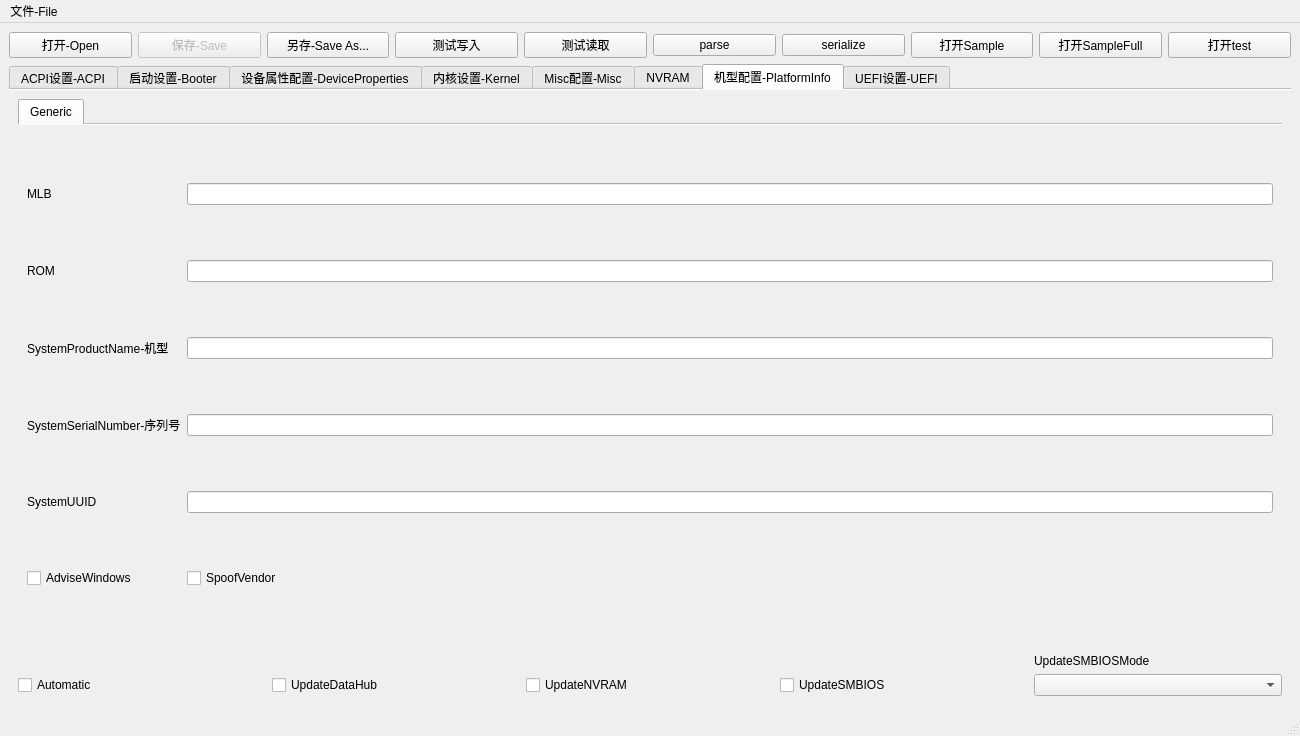
The window that mainwindow.ui (ic005k/OCAuxiliaryTools) describes before a commit, drawn with Qt 5.
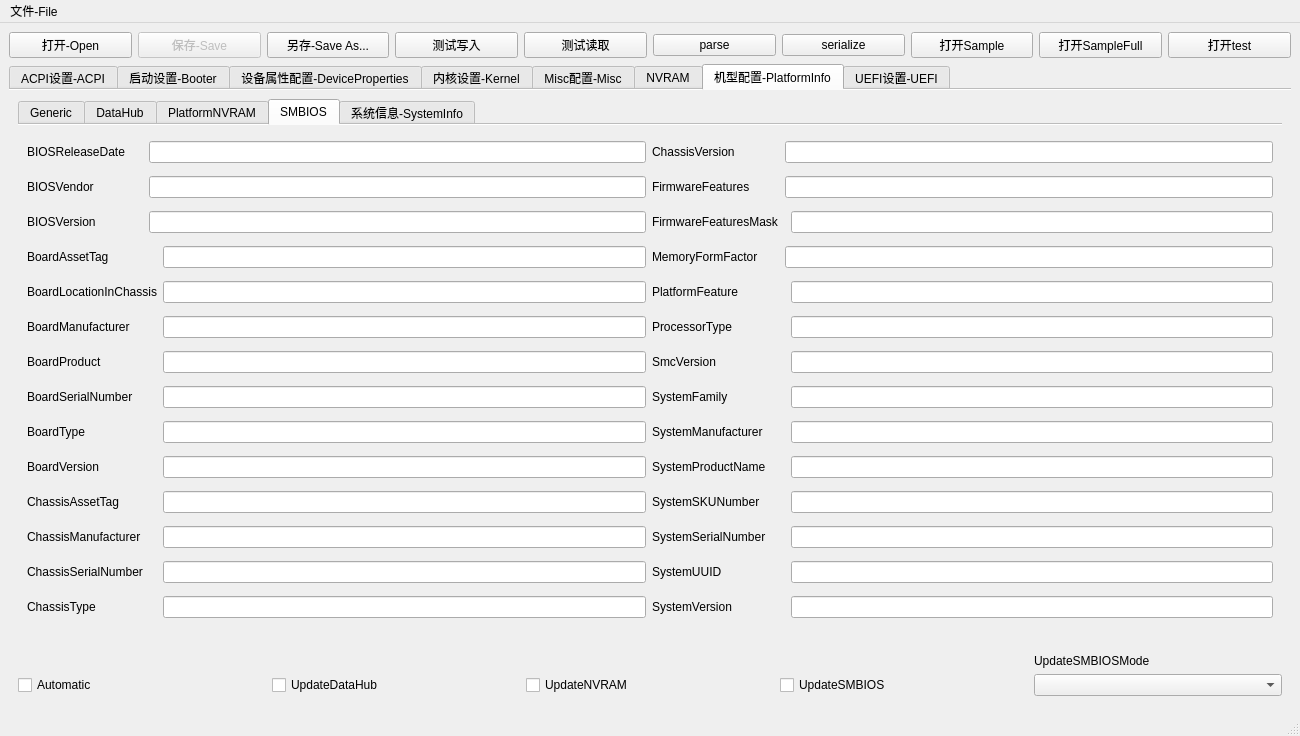
The same window after the commit. The open tabs and pages were chosen to show the change. Icons and pictures are not drawn.

The edit to the form file:
```diff
--- a/mainwindow.ui
+++ b/mainwindow.ui
@@ -1741,55 +1741,69 @@
            </attribute>
            <layout class="QGridLayout" name="gridLayout_26">
             <item row="0" column="0">
-             <widget class="QLabel" name="label_17">
-              <property name="text">
-               <string>MLB</string>
-              </property>
-             </widget>
-            </item>
-            <item row="0" column="1">
-             <widget class="QLineEdit" name="editMLB"/>
-            </item>
-            <item row="1" column="0">
-             <widget class="QLabel" name="label_20">
-              <property name="text">
-               <string>ROM</string>
-              </property>
-             </widget>
-            </item>
-            <item row="1" column="1">
-             <widget class="QLineEdit" name="editROM"/>
-            </item>
-            <item row="2" column="0">
              <widget class="QLabel" name="label_18">
               <property name="text">
                <string>SystemProductName-机型</string>
               </property>
              </widget>
             </item>
-            <item row="2" column="1">
-             <widget class="QLineEdit" name="editSystemProductName"/>
+            <item row="0" column="1">
+             <widget class="QComboBox" name="cboxSystemProductName"/>
             </item>
-            <item row="3" column="0">
+            <item row="0" column="2">
+             <widget class="QPushButton" name="btnGenerate">
+              <property name="text">
+               <string>生成-Generate</string>
+              </property>
+             </widget>
+            </item>
+            <item row="1" column="0">
              <widget class="QLabel" name="label_19">
               <property name="text">
                <string>SystemSerialNumber-序列号</string>
               </property>
              </widget>
             </item>
-            <item row="3" column="1">
+            <item row="1" column="1">
              <widget class="QLineEdit" name="editSystemSerialNumber"/>
             </item>
-            <item row="4" column="0">
+            <item row="2" column="0">
+             <widget class="QLabel" name="label_17">
+              <property name="text">
+               <string>MLB</string>
+              </property>
+             </widget>
+            </item>
+            <item row="2" column="1">
+             <widget class="QLineEdit" name="editMLB"/>
+            </item>
+            <item row="3" column="0">
              <widget class="QLabel" name="label_21">
               <property name="text">
                <string>SystemUUID</string>
               </property>
              </widget>
             </item>
-            <item row="4" column="1">
+            <item row="3" column="1">
              <widget class="QLineEdit" name="editSystemUUID"/>
             </item>
+            <item row="3" column="2">
+             <widget class="QPushButton" name="btnSystemUUID">
+              <property name="text">
+               <string>生成-Generate</string>
+              </property>
+             </widget>
+            </item>
+            <item row="4" column="0">
+             <widget class="QLabel" name="label_20">
+              <property name="text">
+               <string>ROM</string>
+              </property>
+             </widget>
+            </item>
+            <item row="4" column="1">
+             <widget class="QLineEdit" name="editROM"/>
+            </item>
             <item row="5" column="0">
              <widget class="QCheckBox" name="chkAdviseWindows">
               <property name="text">
@@ -1806,6 +1820,511 @@
             </item>
            </layout>
           </widget>
+          <widget class="QWidget" name="tab_32">
+           <attribute name="title">
+            <string>DataHub</string>
+           </attribute>
+           <layout class="QGridLayout" name="gridLayout_39">
+            <item row="0" column="0">
+             <widget class="QLabel" name="label_46">
+              <property name="text">
+               <string>ARTFrequency</string>
+              </property>
+             </widget>
+            </item>
+            <item row="0" column="1">
+             <widget class="QLineEdit" name="editARTFrequency"/>
+            </item>
+            <item row="1" column="0">
+             <widget class="QLabel" name="label_47">
+              <property name="text">
+               <string>BoardProduct</string>
+              </property>
+             </widget>
+            </item>
+            <item row="1" column="1">
+             <widget class="QLineEdit" name="editBoardProduct"/>
+            </item>
+            <item row="2" column="0">
+             <widget class="QLabel" name="label_48">
+              <property name="text">
+               <string>BoardRevision</string>
+              </property>
+             </widget>
+            </item>
+            <item row="2" column="1">
+             <widget class="QLineEdit" name="editBoardRevision"/>
+            </item>
+            <item row="3" column="0">
+             <widget class="QLabel" name="label_49">
+              <property name="text">
+               <string>DevicePathsSupported</string>
+              </property>
+             </widget>
+            </item>
+            <item row="3" column="1">
+             <widget class="QLineEdit" name="editDevicePathsSupported"/>
+            </item>
+            <item row="4" column="0">
+             <widget class="QLabel" name="label_50">
+              <property name="text">
+               <string>FSBFrequency</string>
+              </property>
+             </widget>
+            </item>
+            <item row="4" column="1">
+             <widget class="QLineEdit" name="editFSBFrequency"/>
+            </item>
+            <item row="5" column="0">
+             <widget class="QLabel" name="label_51">
+              <property name="text">
+               <string>InitialTSC</string>
+              </property>
+             </widget>
+            </item>
+            <item row="5" column="1">
+             <widget class="QLineEdit" name="editInitialTSC"/>
+            </item>
+            <item row="6" column="0">
+             <widget class="QLabel" name="label_52">
+              <property name="text">
+               <string>PlatformName</string>
+              </property>
+             </widget>
+            </item>
+            <item row="6" column="1">
+             <widget class="QLineEdit" name="editPlatformName"/>
+            </item>
+            <item row="7" column="0">
+             <widget class="QLabel" name="label_53">
+              <property name="text">
+               <string>SmcBranch</string>
+              </property>
+             </widget>
+            </item>
+            <item row="7" column="1">
+             <widget class="QLineEdit" name="editSmcBranch"/>
+            </item>
+            <item row="8" column="0">
+             <widget class="QLabel" name="label_54">
+              <property name="text">
+               <string>SmcPlatform</string>
+              </property>
+             </widget>
+            </item>
+            <item row="8" column="1">
+             <widget class="QLineEdit" name="editSmcPlatform"/>
+            </item>
+            <item row="9" column="0">
+             <widget class="QLabel" name="label_55">
+              <property name="text">
+               <string>SmcRevision</string>
+              </property>
+             </widget>
+            </item>
+            <item row="9" column="1">
+             <widget class="QLineEdit" name="editSmcRevision"/>
+            </item>
+            <item row="10" column="0">
+             <widget class="QLabel" name="label_56">
+              <property name="text">
+               <string>StartupPowerEvents</string>
+              </property>
+             </widget>
+            </item>
+            <item row="10" column="1">
+             <widget class="QLineEdit" name="editStartupPowerEvents"/>
+            </item>
+            <item row="11" column="0">
+             <widget class="QLabel" name="label_57">
+              <property name="text">
+               <string>SystemProductName</string>
+              </property>
+             </widget>
+            </item>
+            <item row="11" column="1">
+             <widget class="QLineEdit" name="editSystemProductName"/>
+            </item>
+            <item row="12" column="0">
+             <widget class="QLabel" name="label_58">
+              <property name="text">
+               <string>SystemSerialNumber</string>
+              </property>
+             </widget>
+            </item>
+            <item row="12" column="1">
+             <widget class="QLineEdit" name="editSystemSerialNumber_data"/>
+            </item>
+            <item row="13" column="0">
+             <widget class="QLabel" name="label_59">
+              <property name="text">
+               <string>SystemUUID</string>
+              </property>
+             </widget>
+            </item>
+            <item row="13" column="1">
+             <widget class="QLineEdit" name="editSystemUUID_data"/>
+            </item>
+           </layout>
+          </widget>
+          <widget class="QWidget" name="tab_33">
+           <attribute name="title">
+            <string>PlatformNVRAM</string>
+           </attribute>
+           <layout class="QGridLayout" name="gridLayout_40">
+            <item row="0" column="0">
+             <widget class="QLabel" name="label_60">
+              <property name="text">
+               <string>BID</string>
+              </property>
+             </widget>
+            </item>
+            <item row="0" column="1">
+             <widget class="QLineEdit" name="editBID"/>
+            </item>
+            <item row="1" column="0">
+             <widget class="QLabel" name="label_61">
+              <property name="text">
+               <string>FirmwareFeatures</string>
+              </property>
+             </widget>
+            </item>
+            <item row="1" column="1">
+             <widget class="QLineEdit" name="editFirmwareFeatures"/>
+            </item>
+            <item row="2" column="0">
+             <widget class="QLabel" name="label_62">
+              <property name="text">
+               <string>FirmwareFeaturesMask</string>
+              </property>
+             </widget>
+            </item>
+            <item row="2" column="1">
+             <widget class="QLineEdit" name="editFirmwareFeaturesMask"/>
+            </item>
+            <item row="3" column="0">
+             <widget class="QLabel" name="label_63">
+              <property name="text">
+               <string>MLB</string>
+              </property>
+             </widget>
+            </item>
+            <item row="3" column="1">
+             <widget class="QLineEdit" name="editMLB_2"/>
+            </item>
+            <item row="4" column="0">
+             <widget class="QLabel" name="label_64">
+              <property name="text">
+               <string>ROM</string>
+              </property>
+             </widget>
+            </item>
+            <item row="4" column="1">
+             <widget class="QLineEdit" name="editROM_2"/>
+            </item>
+           </layout>
+          </widget>
+          <widget class="QWidget" name="tab_34">
+           <attribute name="title">
+            <string>SMBIOS</string>
+           </attribute>
+           <layout class="QGridLayout" name="gridLayout_41">
+            <item row="0" column="0">
+             <widget class="QLabel" name="label_65">
+              <property name="text">
+               <string>BIOSReleaseDate</string>
+              </property>
+             </widget>
+            </item>
+            <item row="0" column="1" colspan="2">
+             <widget class="QLineEdit" name="editBIOSReleaseDate"/>
+            </item>
+            <item row="0" column="3">
+             <widget class="QLabel" name="label_66">
+              <property name="text">
+               <string>ChassisVersion</string>
+              </property>
+             </widget>
+            </item>
+            <item row="0" column="4" colspan="2">
+             <widget class="QLineEdit" name="editChassisVersion"/>
+            </item>
+            <item row="1" column="0">
+             <widget class="QLabel" name="label_67">
+              <property name="text">
+               <string>BIOSVendor</string>
+              </property>
+             </widget>
+            </item>
+            <item row="1" column="1" colspan="2">
+             <widget class="QLineEdit" name="editBIOSVendor"/>
+            </item>
+            <item row="1" column="3">
+             <widget class="QLabel" name="label_68">
+              <property name="text">
+               <string>FirmwareFeatures</string>
+              </property>
+             </widget>
+            </item>
+            <item row="1" column="4" colspan="2">
+             <widget class="QLineEdit" name="editFirmwareFeatures_2"/>
+            </item>
+            <item row="2" column="0">
+             <widget class="QLabel" name="label_69">
+              <property name="text">
+               <string>BIOSVersion</string>
+              </property>
+             </widget>
+            </item>
+            <item row="2" column="1" colspan="2">
+             <widget class="QLineEdit" name="editBIOSVersion"/>
+            </item>
+            <item row="2" column="3">
+             <widget class="QLabel" name="label_92">
+              <property name="text">
+               <string>FirmwareFeaturesMask</string>
+              </property>
+             </widget>
+            </item>
+            <item row="2" column="5">
+             <widget class="QLineEdit" name="editFirmwareFeaturesMask_2"/>
+            </item>
+            <item row="3" column="0">
+             <widget class="QLabel" name="label_71">
+              <property name="text">
+               <string>BoardAssetTag</string>
+              </property>
+             </widget>
+            </item>
+            <item row="3" column="2">
+             <widget class="QLineEdit" name="editBoardAssetTag"/>
+            </item>
+            <item row="3" column="3">
+             <widget class="QLabel" name="label_70">
+              <property name="text">
+               <string>MemoryFormFactor</string>
+              </property>
+             </widget>
+            </item>
+            <item row="3" column="4" colspan="2">
+             <widget class="QLineEdit" name="editMemoryFormFactor"/>
+            </item>
+            <item row="4" column="0" colspan="2">
+             <widget class="QLabel" name="label_73">
+              <property name="text">
+               <string>BoardLocationInChassis</string>
+              </property>
+             </widget>
+            </item>
+            <item row="4" column="2">
+             <widget class="QLineEdit" name="editBoardLocationInChassis"/>
+            </item>
+            <item row="4" column="3">
+             <widget class="QLabel" name="label_72">
+              <property name="text">
+               <string>PlatformFeature</string>
+              </property>
+             </widget>
+            </item>
+            <item row="4" column="5">
+             <widget class="QLineEdit" name="editPlatformFeature"/>
+            </item>
+            <item row="5" column="0" colspan="2">
+             <widget class="QLabel" name="label_75">
+              <property name="text">
+               <string>BoardManufacturer</string>
+              </property>
+             </widget>
+            </item>
+            <item row="5" column="2">
+             <widget class="QLineEdit" name="editBoardManufacturer"/>
+            </item>
+            <item row="5" column="3" colspan="2">
+             <widget class="QLabel" name="label_74">
+              <property name="text">
+               <string>ProcessorType</string>
+              </property>
+             </widget>
+            </item>
+            <item row="5" column="5">
+             <widget class="QLineEdit" name="editProcessorType"/>
+            </item>
+            <item row="6" column="0" colspan="2">
+             <widget class="QLabel" name="label_77">
+              <property name="text">
+               <string>BoardProduct</string>
+              </property>
+             </widget>
+            </item>
+            <item row="6" column="2">
+             <widget class="QLineEdit" name="editBoardProduct_2"/>
+            </item>
+            <item row="6" column="3" colspan="2">
+             <widget class="QLabel" name="label_76">
+              <property name="text">
+               <string>SmcVersion</string>
+              </property>
+             </widget>
+            </item>
+            <item row="6" column="5">
+             <widget class="QLineEdit" name="editSmcVersion"/>
+            </item>
+            <item row="7" column="0">
+             <widget class="QLabel" name="label_79">
+              <property name="text">
+               <string>BoardSerialNumber</string>
+              </property>
+             </widget>
+            </item>
+            <item row="7" column="2">
+             <widget class="QLineEdit" name="editBoardSerialNumber"/>
+            </item>
+            <item row="7" column="3" colspan="2">
+             <widget class="QLabel" name="label_78">
+              <property name="text">
+               <string>SystemFamily</string>
+              </property>
+             </widget>
+            </item>
+            <item row="7" column="5">
+             <widget class="QLineEdit" name="editSystemFamily"/>
+            </item>
+            <item row="8" column="0">
+             <widget class="QLabel" name="label_81">
+              <property name="text">
+               <string>BoardType</string>
+              </property>
+             </widget>
+            </item>
+            <item row="8" column="2">
+             <widget class="QLineEdit" name="editBoardType"/>
+            </item>
+            <item row="8" column="3">
+             <widget class="QLabel" name="label_80">
+              <property name="text">
+               <string>SystemManufacturer</string>
+              </property>
+             </widget>
+            </item>
+            <item row="8" column="5">
+             <widget class="QLineEdit" name="editSystemManufacturer"/>
+            </item>
+            <item row="9" column="0">
+             <widget class="QLabel" name="label_83">
+              <property name="text">
+               <string>BoardVersion</string>
+              </property>
+             </widget>
+            </item>
+            <item row="9" column="2">
+             <widget class="QLineEdit" name="editBoardVersion"/>
+            </item>
+            <item row="9" column="3">
+             <widget class="QLabel" name="label_82">
+              <property name="text">
+               <string>SystemProductName</string>
+              </property>
+             </widget>
+            </item>
+            <item row="9" column="5">
+             <widget class="QLineEdit" name="editSystemProductName_2"/>
+            </item>
+            <item row="10" column="0">
+             <widget class="QLabel" name="label_85">
+              <property name="text">
+               <string>ChassisAssetTag</string>
+              </property>
+             </widget>
+            </item>
+            <item row="10" column="2">
+             <widget class="QLineEdit" name="editChassisAssetTag"/>
+            </item>
+            <item row="10" column="3">
+             <widget class="QLabel" name="label_84">
+              <property name="text">
+               <string>SystemSKUNumber</string>
+              </property>
+             </widget>
+            </item>
+            <item row="10" column="5">
+             <widget class="QLineEdit" name="editSystemSKUNumber"/>
+            </item>
+            <item row="11" column="0">
+             <widget class="QLabel" name="label_87">
+              <property name="text">
+               <string>ChassisManufacturer</string>
+              </property>
+             </widget>
+            </item>
+            <item row="11" column="2">
+             <widget class="QLineEdit" name="editChassisManufacturer"/>
+            </item>
+            <item row="11" column="3">
+             <widget class="QLabel" name="label_86">
+              <property name="text">
+               <string>SystemSerialNumber</string>
+              </property>
+             </widget>
+            </item>
+            <item row="11" column="5">
+             <widget class="QLineEdit" name="editSystemSerialNumber_2"/>
+            </item>
+            <item row="12" column="0">
+             <widget class="QLabel" name="label_89">
+              <property name="text">
+               <string>ChassisSerialNumber</string>
+              </property>
+             </widget>
+            </item>
+            <item row="12" column="2">
+             <widget class="QLineEdit" name="editChassisSerialNumber"/>
+            </item>
+            <item row="12" column="3">
+             <widget class="QLabel" name="label_88">
+              <property name="text">
+               <string>SystemUUID</string>
+              </property>
+             </widget>
+            </item>
+            <item row="12" column="5">
+             <widget class="QLineEdit" name="editSystemUUID_2"/>
+            </item>
+            <item row="13" column="0">
+             <widget class="QLabel" name="label_91">
+              <property name="text">
+               <string>ChassisType</string>
+              </property>
+             </widget>
+            </item>
+            <item row="13" column="2">
+             <widget class="QLineEdit" name="editChassisType"/>
+            </item>
+            <item row="13" column="3">
+             <widget class="QLabel" name="label_90">
+              <property name="text">
+               <string>SystemVersion</string>
+              </property>
+             </widget>
+            </item>
+            <item row="13" column="5">
+             <widget class="QLineEdit" name="editSystemVersion"/>
+            </item>
+           </layout>
+          </widget>
+          <widget class="QWidget" name="tab_31">
+           <attribute name="title">
+            <string>系统信息-SystemInfo</string>
+           </attribute>
+           <layout class="QGridLayout" name="gridLayout_38">
+            <item row="0" column="0">
+             <widget class="QTextEdit" name="textMacInfo">
+              <property name="readOnly">
+               <bool>true</bool>
+              </property>
+             </widget>
+            </item>
+           </layout>
+          </widget>
          </widget>
         </item>
        </layout>
```
Left out of the diff: 18 changed lines with no effect on the pictures.
